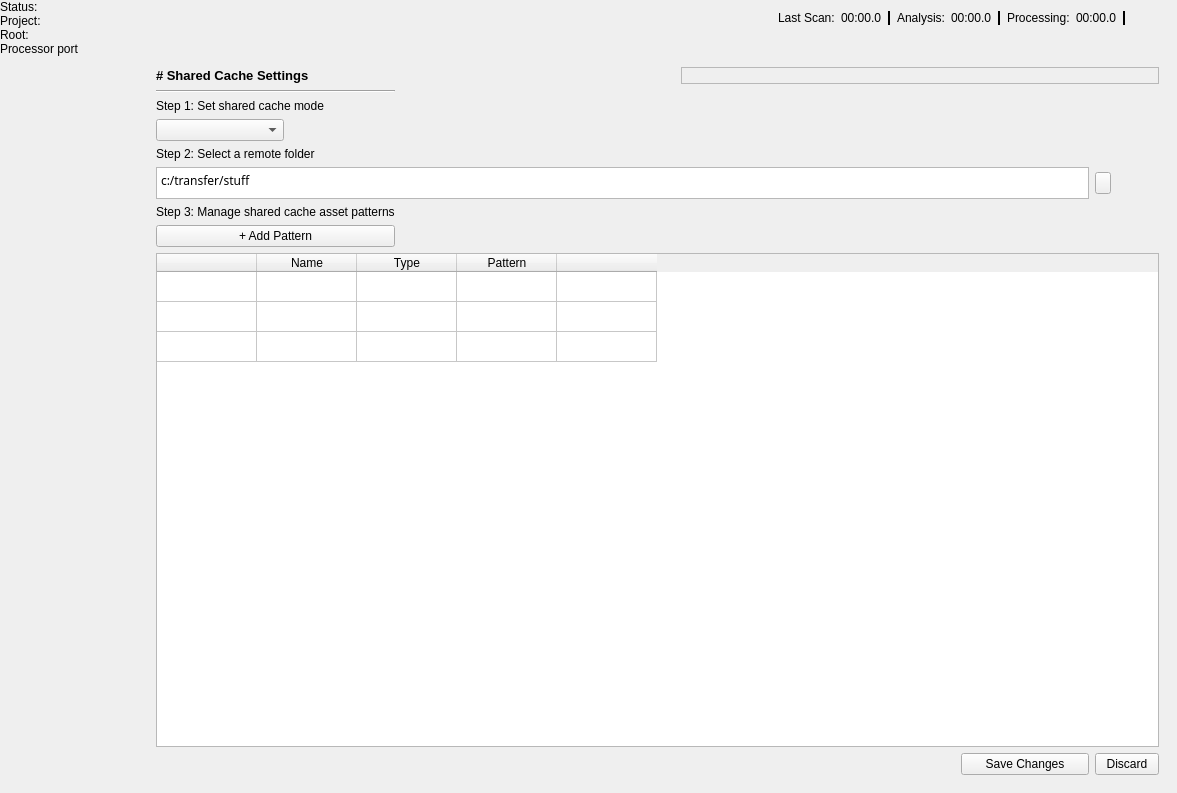
This is Code/Tools/AssetProcessor/native/ui/MainWindow.ui in o3de/o3de as Qt 5 draws it before an edit. The edited form follows.
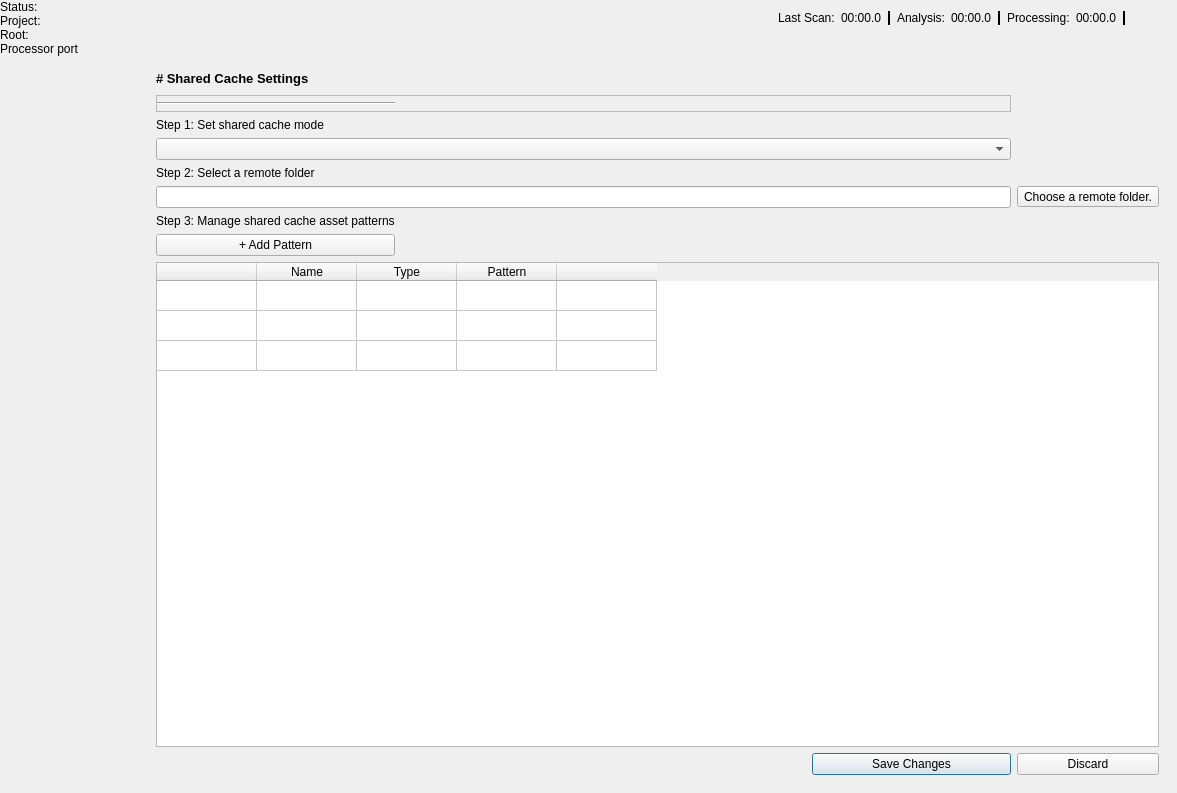
This is the edited form. The open tabs and pages were chosen to show the change. Icons and pictures are not drawn. Custom widgets are drawn as their Qt base class.

Commit message: {lny13480} Updated Shared Cached interface based on feedback from UX

Patch:
```diff
--- a/Code/Tools/AssetProcessor/native/ui/MainWindow.ui
+++ b/Code/Tools/AssetProcessor/native/ui/MainWindow.ui
@@ -1478,7 +1478,7 @@
           </item>
          </layout>
         </widget>
-        <widget class="QWidget" name="page">
+        <widget class="QWidget" name="SharedCachePage">
          <layout class="QGridLayout" name="gridLayout_2">
           <property name="leftMargin">
            <number>0</number>
@@ -1493,7 +1493,7 @@
            <number>0</number>
           </property>
           <item row="0" column="0">
-           <widget class="QWidget" name="widget" native="true">
+           <widget class="QWidget" name="widget_sharedCache" native="true">
             <property name="sizePolicy">
              <sizepolicy hsizetype="Preferred" vsizetype="Expanding">
               <horstretch>0</horstretch>
@@ -1513,30 +1513,43 @@
              <property name="bottomMargin">
               <number>10</number>
              </property>
-             <item row="5" column="4">
-              <widget class="QPushButton" name="serverAddressButton">
-               <property name="maximumSize">
-                <size>
-                 <width>16</width>
-                 <height>16777215</height>
-                </size>
+             <item row="0" column="0" colspan="2">
+              <widget class="QLabel" name="sharedCacheTitle">
+               <property name="font">
+                <font>
+                 <pointsize>10</pointsize>
+                 <weight>75</weight>
+                 <bold>true</bold>
+                </font>
                </property>
                <property name="text">
-                <string/>
+                <string># Shared Cache Settings</string>
                </property>
+               <property name="textFormat">
+                <enum>Qt::MarkdownText</enum>
+               </property>
               </widget>
              </item>
-             <item row="1" column="0">
-              <widget class="Line" name="line">
-               <property name="orientation">
-                <enum>Qt::Horizontal</enum>
+             <item row="9" column="3">
+              <widget class="QPushButton" name="sharedCacheSubmitButton">
+               <property name="text">
+                <string>Save Changes</string>
                </property>
+               <property name="autoDefault">
+                <bool>true</bool>
+               </property>
+               <property name="default">
+                <bool>true</bool>
+               </property>
               </widget>
              </item>
-             <item row="4" column="0">
-              <widget class="QLabel" name="label_3">
+             <item row="5" column="0" colspan="4">
+              <widget class="QLineEdit" name="serverAddressLineEdit"/>
+             </item>
+             <item row="9" column="4">
+              <widget class="QPushButton" name="sharedCacheDiscardButton">
                <property name="text">
-                <string>Step 2: Select a remote folder</string>
+                <string>Discard</string>
                </property>
               </widget>
              </item>
@@ -1603,64 +1616,24 @@
                </column>
               </widget>
              </item>
-             <item row="5" column="0" colspan="4">
-              <widget class="QPlainTextEdit" name="serverAddressText">
-               <property name="sizePolicy">
-                <sizepolicy hsizetype="Expanding" vsizetype="Maximum">
-                 <horstretch>0</horstretch>
-                 <verstretch>0</verstretch>
-                </sizepolicy>
+             <item row="4" column="0">
+              <widget class="QLabel" name="label_3">
+               <property name="text">
+                <string>Step 2: Select a remote folder</string>
                </property>
-               <property name="maximumSize">
-                <size>
-                 <width>16777215</width>
-                 <height>32</height>
-                </size>
-               </property>
-               <property name="font">
-                <font>
-                 <family>Amazon Ember Mono</family>
-                 <pointsize>9</pointsize>
-                </font>
-               </property>
-               <property name="toolTip">
-                <string>The remote folder should be accessible to the entire team.</string>
-               </property>
-               <property name="inputMethodHints">
-                <set>Qt::ImhNone</set>
-               </property>
-               <property name="plainText">
-                <string>c:/transfer/stuff</string>
-               </property>
               </widget>
              </item>
-             <item row="0" column="0">
-              <widget class="QLabel" name="sharedCacheTitle">
-               <property name="font">
-                <font>
-                 <pointsize>10</pointsize>
-                 <weight>75</weight>
-                 <bold>true</bold>
-                </font>
+             <item row="1" column="0">
+              <widget class="Line" name="line">
+               <property name="orientation">
+                <enum>Qt::Horizontal</enum>
                </property>
-               <property name="text">
-                <string># Shared Cache Settings</string>
-               </property>
-               <property name="textFormat">
-                <enum>Qt::MarkdownText</enum>
-               </property>
               </widget>
              </item>
-             <item row="9" column="4">
-              <widget class="QPushButton" name="sharedCacheDiscardButton">
-               <property name="maximumSize">
-                <size>
-                 <width>64</width>
-                 <height>16777215</height>
-                </size>
-               </property>
+             <item row="6" column="0">
+              <widget class="QLabel" name="label_4">
                <property name="text">
-                <string>Discard</string>
+                <string>Step 3: Manage shared cache asset patterns</string>
                </property>
               </widget>
              </item>
@@ -1674,41 +1647,8 @@
                </property>
               </widget>
              </item>
-             <item row="6" column="0">
-              <widget class="QLabel" name="label_4">
-               <property name="text">
-                <string>Step 3: Manage shared cache asset patterns</string>
-               </property>
-              </widget>
-             </item>
-             <item row="2" column="0">
-              <widget class="QLabel" name="label_2">
-               <property name="text">
-                <string>Step 1: Set shared cache mode</string>
-               </property>
-              </widget>
-             </item>
-             <item row="9" column="3">
-              <widget class="QPushButton" name="sharedCacheSubmitButton">
-               <property name="maximumSize">
-                <size>
-                 <width>128</width>
-                 <height>16777215</height>
-                </size>
-               </property>
-               <property name="text">
-                <string>Save Changes</string>
-               </property>
-              </widget>
-             </item>
-             <item row="3" column="0">
+             <item row="3" column="0" colspan="4">
               <widget class="QComboBox" name="serverCacheModeOptions">
-               <property name="maximumSize">
-                <size>
-                 <width>128</width>
-                 <height>16777215</height>
-                </size>
-               </property>
                <property name="toolTip">
                 <string>Select the mode the project should use to cache asset products.</string>
                </property>
@@ -1720,7 +1660,32 @@
                </property>
               </widget>
              </item>
-             <item row="0" column="2" colspan="3">
+             <item row="2" column="0">
+              <widget class="QLabel" name="label_2">
+               <property name="text">
+                <string>Step 1: Set shared cache mode</string>
+               </property>
+              </widget>
+             </item>
+             <item row="5" column="4">
+              <widget class="QToolButton" name="serverAddressToolButton">
+               <property name="text">
+                <string>Choose a remote folder.</string>
+               </property>
+               <property name="icon">
+                <iconset>
+                 <normaloff>style/Browse.png</normaloff>
+                 <selectedon>style/Browse_on.png</selectedon>style/Browse.png</iconset>
+               </property>
+               <property name="popupMode">
+                <enum>QToolButton::DelayedPopup</enum>
+               </property>
+               <property name="toolButtonStyle">
+                <enum>Qt::ToolButtonIconOnly</enum>
+               </property>
+              </widget>
+             </item>
+             <item row="1" column="0" colspan="4">
               <widget class="QLabel" name="sharedCacheStatus">
                <property name="font">
                 <font>
@@ -1744,6 +1709,16 @@
                </property>
               </widget>
              </item>
+             <item row="0" column="4">
+              <widget class="QPushButton" name="sharedCacheSupport">
+               <property name="text">
+                <string/>
+               </property>
+               <property name="flat">
+                <bool>true</bool>
+               </property>
+              </widget>
+             </item>
             </layout>
            </widget>
           </item>
```
The commit also changes 5 other files.
